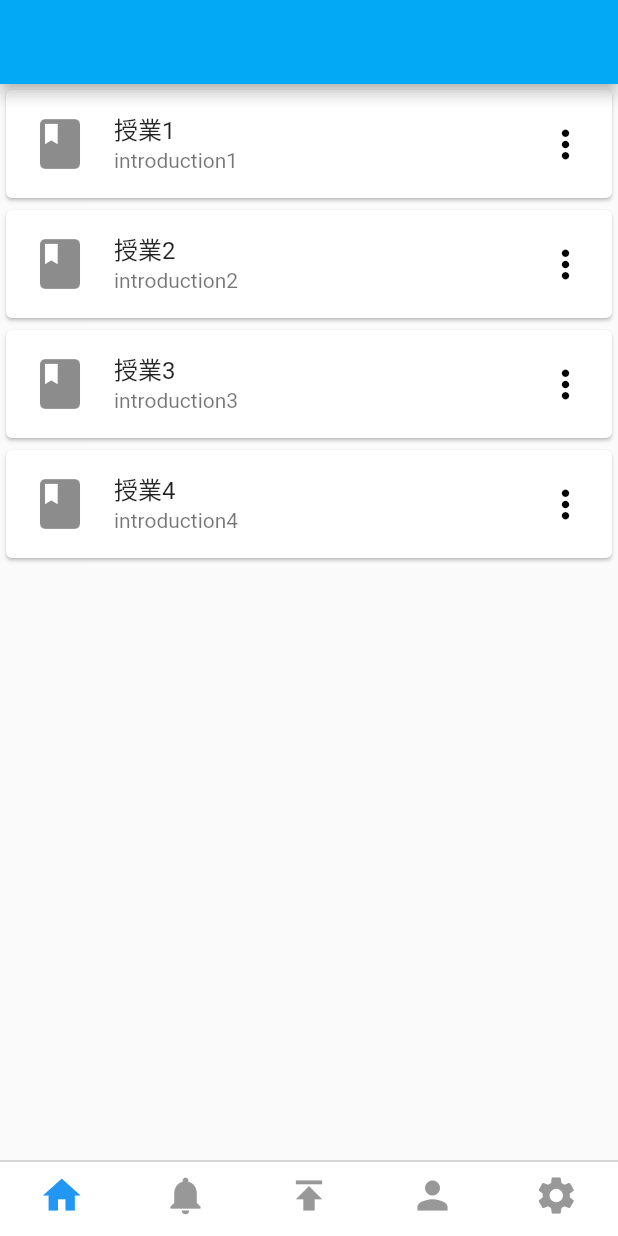
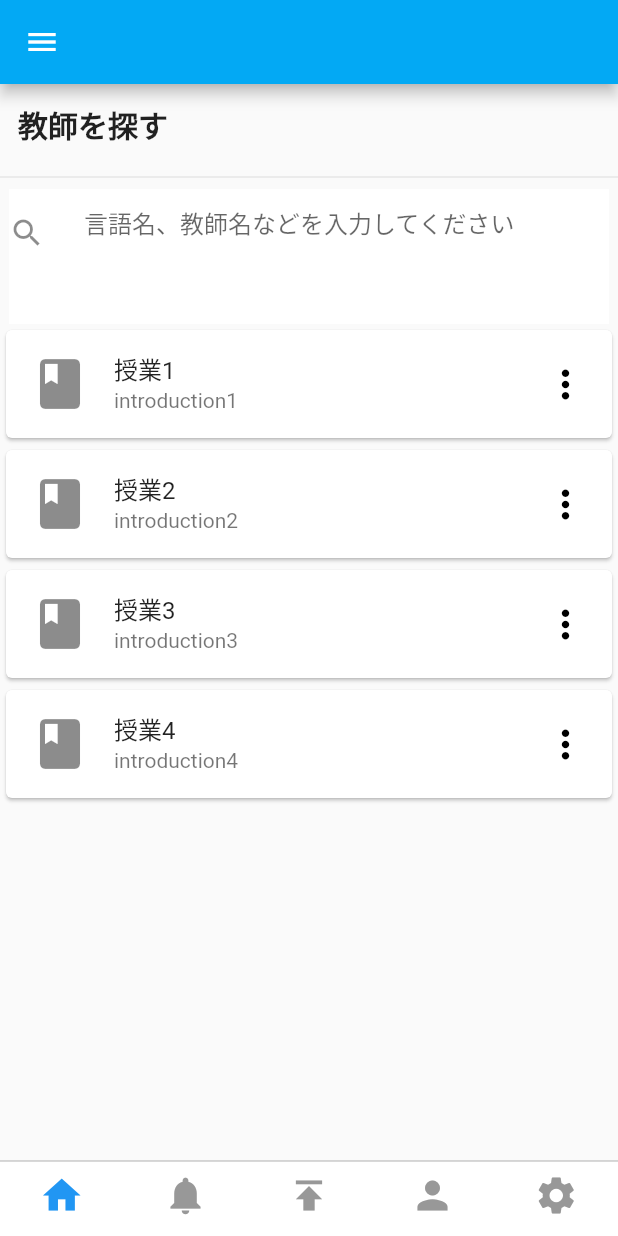
Before and after one commit to Aky-kashi/onetime, a Flutter app: the screen it shows after launch, on a phone screen of 412 x 824 dp. Run offline on Flutter 3.47's test engine with Material 2 defaults, Android fonts, the phone set to English and light mode, and no system bars; our stand-ins replace cloud_firestore, firebase_auth, firebase_core, flutter_hooks, flutter_signin_button, fluttertoast and 2 more; accounts and stored records are empty.

Commit message:
update:homescreen foundteacher

```diff
--- a/lib/main.dart
+++ b/lib/main.dart
@@ -15,9 +15,7 @@ import 'models/theme/theme.dart';
 
 void main() async {
   WidgetsFlutterBinding.ensureInitialized();
-
   await Firebase.initializeApp();
-
   runApp(
     /// nao4869 - 一時的に、Riverpod, Providerを共存させる為、ProviderScopeで囲っておきます。
     riverPod.ProviderScope(
@@ -33,12 +31,12 @@ class MyApp extends HookWidget {
   @override
   Widget build(BuildContext context) {
     // final loginViewModel = Provider.of<LoginViewModel>(context, listen: false);
-    final themeMode = riverPod.useProvider(themeSelectorProvider.state);
+    // final themeMode = riverPod.useProvider(themeSelectorProvider.state);
     return MaterialApp(
       title: "OneTime",
       debugShowCheckedModeBanner: false,
-      theme: themeMode == ThemeMode.dark ? darkThemeData : lightThemeData,
-      darkTheme: themeMode == ThemeMode.light ? lightThemeData : darkThemeData,
+      // theme: themeMode == ThemeMode.dark ? darkThemeData : lightThemeData,
+      // darkTheme: themeMode == ThemeMode.light ? lightThemeData : darkThemeData,
       // nao4869 - 一旦TabScreenがhomeとなるようにしておきます。
       // ログイン画面への遷移はホーム画面のAppBarからお願いします。
       home: TabScreen(),
--- a/lib/screens/home/home_screen.dart
+++ b/lib/screens/home/home_screen.dart
@@ -1,15 +1,152 @@
 import "package:flutter/material.dart";
 import 'package:onetime/screens/mypage/buildClassIntroPage.dart';
 
-class HomeScreen extends StatelessWidget {
+class HomeScreen extends StatefulWidget {
+  @override
+  _HomeScreenState createState() => _HomeScreenState();
+}
+
+class _HomeScreenState extends State<HomeScreen> {
+  String text = '';
+
+  void chatbox(String input) {
+    text = input;
+    setState(() {});
+  }
+
   @override
   Widget build(BuildContext context) {
     return Scaffold(
+      drawer: Drawer(
+        child: Column(
+          children: [
+            ListView(
+              shrinkWrap: true,
+              physics: NeverScrollableScrollPhysics(),
+              children: [
+                // header
+                UserAccountsDrawerHeader(
+                  //icon图标，当每上传照片时为登陆图标，上传照片后显示图片
+                  currentAccountPicture: GestureDetector(
+                    // onTap: () {
+                    //   Navigator.push(
+                    //     context,
+                    //     MaterialPageRoute(
+                    //       builder: (context) => LoginPage(),
+                    //     ),
+                    //   );
+                    //   //Navigator.of(context).pushNamed('/chatpage');
+                    // },
+                    child: Row(
+                      children: [
+                        InkWell(
+                          // onTap: () {
+                          //   Navigator.push(
+                          //     context,
+                          //     MaterialPageRoute(
+                          //       builder: (context) => LoginPage(),
+                          //     ),
+                          //   );
+                          // },
+                          child: Icon(
+                            Icons.account_circle,
+                            size: 50,
+                            color: Colors.grey,
+                          ),
+                        ),
+                      ],
+                    ),
+                  ),
+
+                  accountEmail: Text('@Onetime.com'),
+
+                  //背景
+                  decoration: BoxDecoration(
+                    color: Colors.blue[200],
+                  ),
+                ),
+
+                // make an account
+                ListTile(
+                    // title: GestureDetector(
+                    //   onTap: () {
+                    //     Navigator.push(
+                    //       context,
+                    //       MaterialPageRoute(
+                    //         builder: (context) => LoginPage(),
+                    //       ),
+                    //     );
+                    //     //Navigator.of(context).pushNamed('/chatpage');
+                    //   },
+                    //   child: Text('Make an account'),
+                    // ),
+                    // leading: GestureDetector(
+                    //   onTap: () {
+                    //     Navigator.push(
+                    //       context,
+                    //       MaterialPageRoute(
+                    //         builder: (context) => LoginPage(),
+                    //       ),
+                    //     );
+                    //     //Navigator.of(context).pushNamed('/chatpage');
+                    //   },
+                    //   child: Icon(
+                    //     Icons.account_circle,
+                    //     color: Colors.black,
+                    //     size: 30,
+                    //   ),
+                    // ),
+                    ),
+              ],
+            ),
+          ],
+        ),
+      ),
       appBar: AppBar(
         centerTitle: true,
         backgroundColor: Colors.lightBlue,
       ),
-      body: Container(
+      body: Column(
+        children: [
+          Container(
+            child: Padding(
+              padding: const EdgeInsets.all(12.0),
+              child: Align(
+                alignment: Alignment.centerLeft,
+                child: Text(
+                  '教師を探す',
+                  style: TextStyle(
+                    fontSize: 20,
+                    fontWeight: FontWeight.bold,
+                  ),
+                ),
+              ),
+            ),
+          ),
+          Divider(),
+          Form(
+            // key: formKey,
+            child: SizedBox(
+              height: 90,
+              width: 400,
+              child: ColoredBox(
+                color: Colors.white,
+                child: TextFormField(
+                  maxLines: 2,
+                  onChanged: (String text) {
+                    chatbox(text);
+                  },
+                  decoration: InputDecoration(
+                    hintText: '言語名、教師名などを入力してください',
+                    contentPadding: const EdgeInsets.all(10),
+                    border: InputBorder.none,
+                    icon: Icon(Icons.search),
+                  ),
+                ),
+              ),
+            ),
+          ),
+          Container(
             child: ListView.builder(
               shrinkWrap: true, // 高さ関連のエラーが出たら、使う
               itemCount: 4,
@@ -17,6 +154,8 @@ class HomeScreen extends StatelessWidget {
                 return _buildClassTile(index + 1, 'introduction', context);
               },
             ),
+          ),
+        ],
       ),
     );
   }
--- a/pubspec.yaml
+++ b/pubspec.yaml
@@ -46,7 +46,7 @@ dependencies:
   hooks_riverpod: ^0.13.1+1
 
   # Shared Preferences
-  shared_preferences: ^2.0.5
+  # shared_preferences: ^2.0.5
 
 
 dev_dependencies:
```
Also changed, not shown: lib/di/state_notifier/theme_controller.dart (+42 -42 lines), lib/screens/settings/settings_screen.dart (+20 -20 lines), pubspec.lock. Lines whose indentation alone changed are shown as unchanged.
